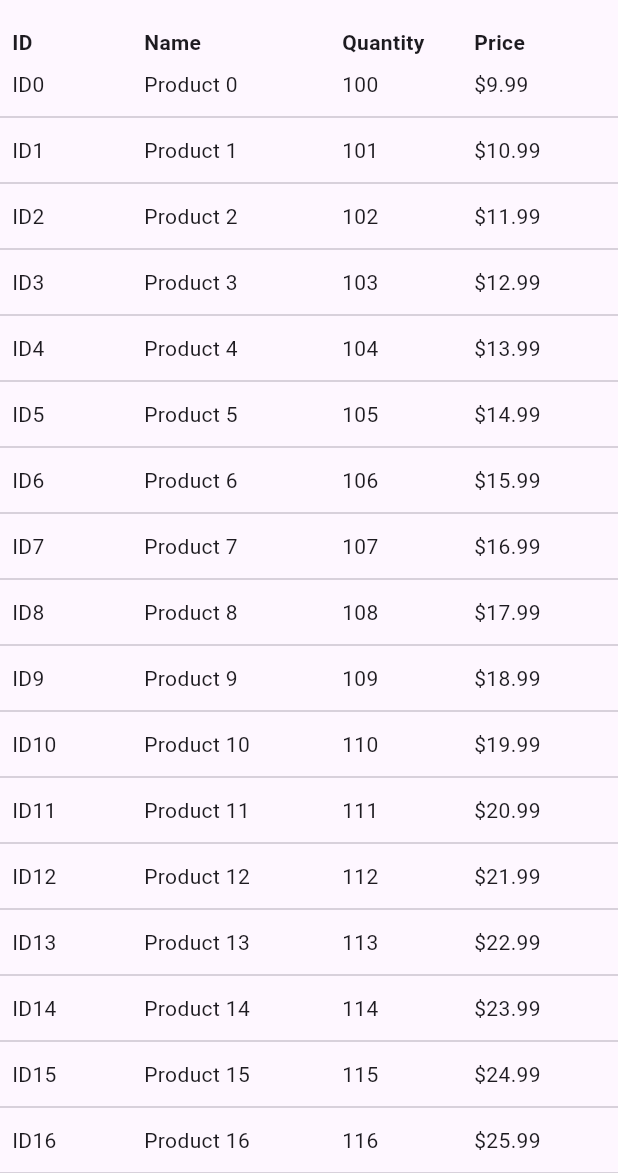
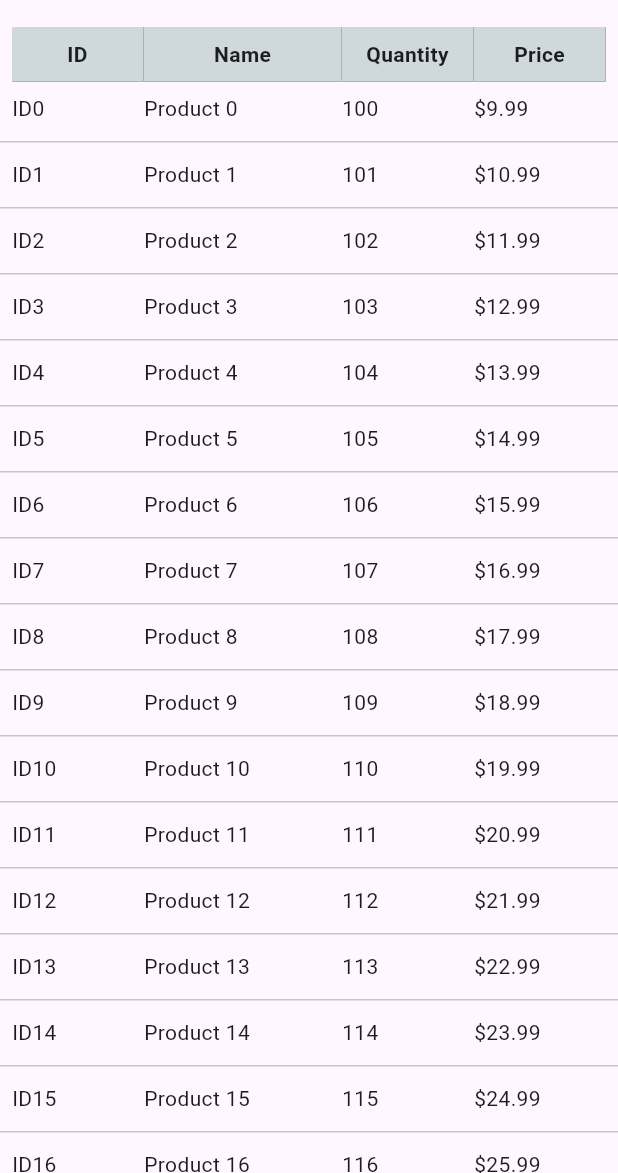
Before and after one commit to kihyun1998/table_view, a Flutter app: the TalbeScreen screen opened directly, on a phone screen of 412 x 824 dp, the part 63-1236 px from its top. Run offline on Flutter 3.47's test engine with Material 3 defaults, Android fonts, the phone set to English and light mode, and no system bars.

Commit message:
테이블 헤더 스타일 변경

```diff
--- a/lib/talbe/talbe_screen.dart
+++ b/lib/talbe/talbe_screen.dart
@@ -82,10 +82,9 @@ class TalbeScreen extends StatelessWidget {
 class TableHeader extends StatelessWidget {
   const TableHeader({
     Key? key,
-    int? flex,
+    this.flex = 2,
     required this.title,
-  })  : flex = flex ?? 2,
-        super(key: key);
+  }) : super(key: key);
 
   final String title;
   final int flex;
@@ -94,9 +93,23 @@ class TableHeader extends StatelessWidget {
   Widget build(BuildContext context) {
     return Expanded(
       flex: flex,
-      child: Text(
-        title,
-        style: const TextStyle(fontWeight: FontWeight.bold),
+      child: Container(
+        padding: const EdgeInsets.all(8), // 패딩 추가
+        decoration: BoxDecoration(
+          color: Colors.blueGrey[100], // 배경색 추가
+          border: const Border(
+            right: BorderSide(color: Colors.grey, width: 0.5), // 우측 경계선 추가
+            bottom: BorderSide(color: Colors.grey, width: 0.5), // 하단 경계선 추가
+          ),
+        ),
+        child: Text(
+          title,
+          style: const TextStyle(
+            fontWeight: FontWeight.bold,
+            color: Colors.black87, // 텍스트 색상 변경
+          ),
+          textAlign: TextAlign.center, // 텍스트 중앙 정렬
+        ),
       ),
     );
   }
```
